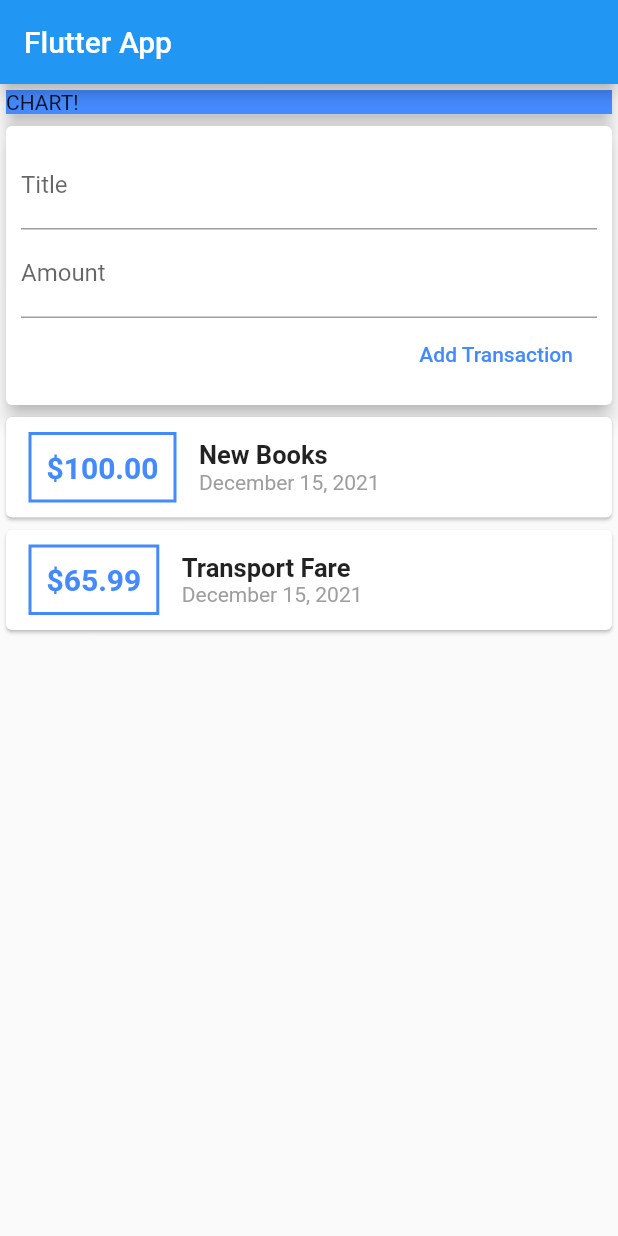
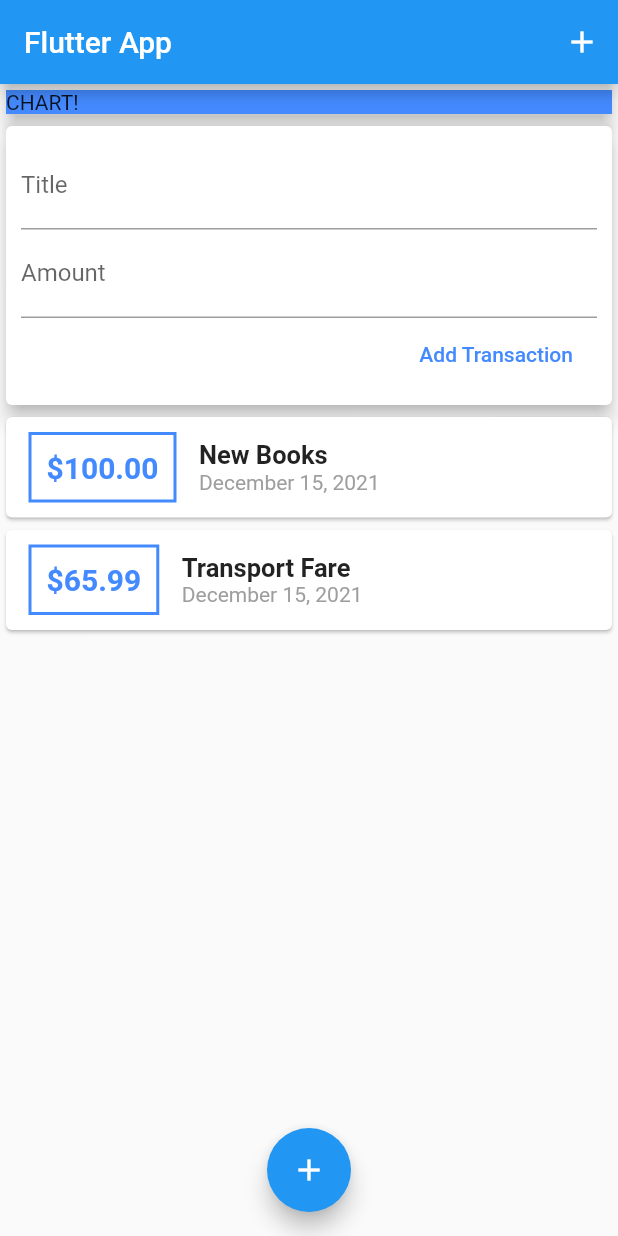
Before and after one commit to ahmadadejumo/expense-tracker-app, a Flutter app: the screen it shows after launch, on a phone screen of 412 x 824 dp. Run offline on Flutter 3.47's test engine with Material 2 defaults, Android fonts, the phone set to English and light mode, and no system bars.

Commit message:
added appbar buttons and floating action buttons

```diff
--- a/lib/main.dart
+++ b/lib/main.dart
@@ -29,10 +29,17 @@ class MyHomePage extends StatelessWidget {
   @override
   Widget build(BuildContext context) {
     return Scaffold(
-        appBar: AppBar(
-          title: Text("Flutter App"),
-        ),
-        body: Column(
+      appBar: AppBar(
+        title: Text("Flutter App"),
+        actions: [
+          IconButton(
+            icon: Icon(Icons.add),
+            onPressed: () {},
+          )
+        ],
+      ),
+      body: SingleChildScrollView(
+        child: Column(
           // mainAxisAlignment: MainAxisAlignment.start,
           crossAxisAlignment: CrossAxisAlignment.stretch,
           children: [
@@ -48,6 +55,13 @@ class MyHomePage extends StatelessWidget {
             ),
             UserTransactions()
           ],
-        ));
+        ),
+      ),
+      floatingActionButtonLocation: FloatingActionButtonLocation.centerFloat,
+      floatingActionButton: FloatingActionButton(
+        onPressed: () {},
+        child: Icon(Icons.add),
+      ),
+    );
   }
 }
--- a/lib/widgets/transaction_list.dart
+++ b/lib/widgets/transaction_list.dart
@@ -11,7 +11,7 @@ class TransactionList extends StatelessWidget {
   @override
   Widget build(BuildContext context) {
     return Container(
-      height: 400,
+      height: 500,
       child: ListView.builder(
         itemBuilder: (ctx, index) {
           return Card(
```
